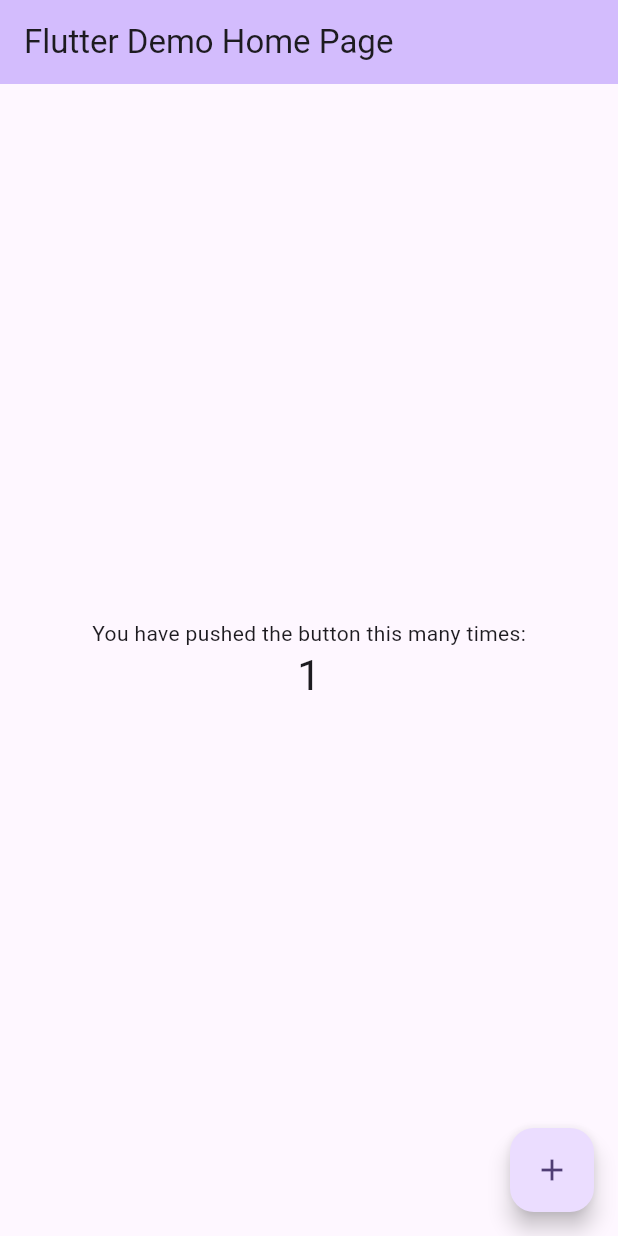
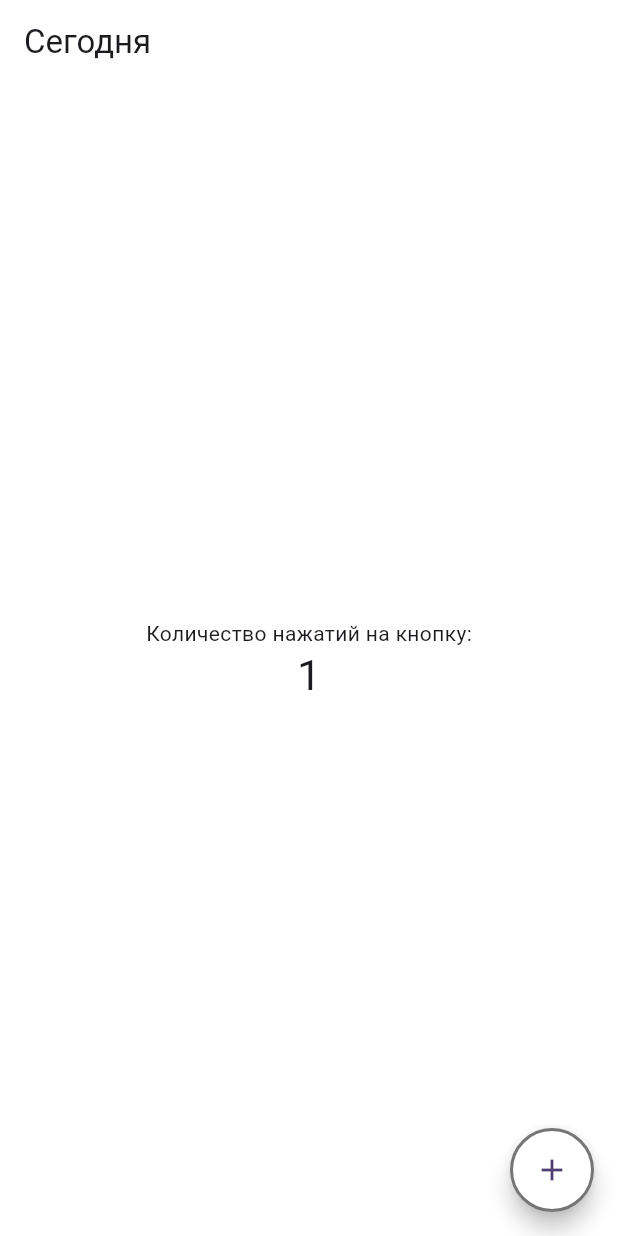
Before and after one commit to MeiirimZh/opulence, a Flutter app: the screen it shows after launch, after a tap on the "add" icon, on a phone screen of 412 x 824 dp. Run offline on Flutter 3.47's test engine with Material 3 defaults, Android fonts, the phone set to English and light mode, and no system bars.

Commit message:
added home_screen.dart

```diff
--- a/lib/main.dart
+++ b/lib/main.dart
@@ -1,4 +1,5 @@
 import 'package:flutter/material.dart';
+import 'screens/home_screen.dart';
 
 void main() {
   runApp(const MyApp());
@@ -7,116 +8,15 @@ void main() {
 class MyApp extends StatelessWidget {
   const MyApp({super.key});
 
-  // This widget is the root of your application.
   @override
   Widget build(BuildContext context) {
     return MaterialApp(
       title: 'Flutter Demo',
       theme: ThemeData(
-        // This is the theme of your application.
-        //
-        // TRY THIS: Try running your application with "flutter run". You'll see
-        // the application has a purple toolbar. Then, without quitting the app,
-        // try changing the seedColor in the colorScheme below to Colors.green
-        // and then invoke "hot reload" (save your changes or press the "hot
-        // reload" button in a Flutter-supported IDE, or press "r" if you used
-        // the command line to start the app).
-        //
-        // Notice that the counter didn't reset back to zero; the application
-        // state is not lost during the reload. To reset the state, use hot
-        // restart instead.
-        //
-        // This works for code too, not just values: Most code changes can be
-        // tested with just a hot reload.
+        scaffoldBackgroundColor: Colors.white,
         colorScheme: ColorScheme.fromSeed(seedColor: Colors.deepPurple),
       ),
-      home: const MyHomePage(title: 'Flutter Demo Home Page'),
+      home: const MyHomePage(title: 'Сегодня'),
     );
   }
 }
-
-class MyHomePage extends StatefulWidget {
-  const MyHomePage({super.key, required this.title});
-
-  // This widget is the home page of your application. It is stateful, meaning
-  // that it has a State object (defined below) that contains fields that affect
-  // how it looks.
-
-  // This class is the configuration for the state. It holds the values (in this
-  // case the title) provided by the parent (in this case the App widget) and
-  // used by the build method of the State. Fields in a Widget subclass are
-  // always marked "final".
-
-  final String title;
-
-  @override
-  State<MyHomePage> createState() => _MyHomePageState();
-}
-
-class _MyHomePageState extends State<MyHomePage> {
-  int _counter = 0;
-
-  void _incrementCounter() {
-    setState(() {
-      // This call to setState tells the Flutter framework that something has
-      // changed in this State, which causes it to rerun the build method below
-      // so that the display can reflect the updated values. If we changed
-      // _counter without calling setState(), then the build method would not be
-      // called again, and so nothing would appear to happen.
-      _counter++;
-    });
-  }
-
-  @override
-  Widget build(BuildContext context) {
-    // This method is rerun every time setState is called, for instance as done
-    // by the _incrementCounter method above.
-    //
-    // The Flutter framework has been optimized to make rerunning build methods
-    // fast, so that you can just rebuild anything that needs updating rather
-    // than having to individually change instances of widgets.
-    return Scaffold(
-      appBar: AppBar(
-        // TRY THIS: Try changing the color here to a specific color (to
-        // Colors.amber, perhaps?) and trigger a hot reload to see the AppBar
-        // change color while the other colors stay the same.
-        backgroundColor: Theme.of(context).colorScheme.inversePrimary,
-        // Here we take the value from the MyHomePage object that was created by
-        // the App.build method, and use it to set our appbar title.
-        title: Text(widget.title),
-      ),
-      body: Center(
-        // Center is a layout widget. It takes a single child and positions it
-        // in the middle of the parent.
-        child: Column(
-          // Column is also a layout widget. It takes a list of children and
-          // arranges them vertically. By default, it sizes itself to fit its
-          // children horizontally, and tries to be as tall as its parent.
-          //
-          // Column has various properties to control how it sizes itself and
-          // how it positions its children. Here we use mainAxisAlignment to
-          // center the children vertically; the main axis here is the vertical
-          // axis because Columns are vertical (the cross axis would be
-          // horizontal).
-          //
-          // TRY THIS: Invoke "debug painting" (choose the "Toggle Debug Paint"
-          // action in the IDE, or press "p" in the console), to see the
-          // wireframe for each widget.
-          mainAxisAlignment: MainAxisAlignment.center,
-          children: <Widget>[
-            const Text('You have pushed the button this many times:'),
-            Text(
-              '$_counter',
-              style: Theme.of(context).textTheme.headlineMedium,
-            ),
-          ],
-        ),
-      ),
-      floatingActionButton: FloatingActionButton(
-        onPressed: _incrementCounter,
-        tooltip: 'Increment',
-        child: const Icon(Icons.add),
-      ), // This trailing comma makes auto-formatting nicer for build methods.
-    );
-  }
-}
--- /dev/null
+++ b/lib/screens/home_screen.dart
@@ -0,0 +1,52 @@
+import 'package:flutter/material.dart';
+
+class MyHomePage extends StatefulWidget {
+  const MyHomePage({super.key, required this.title});
+
+  final String title;
+
+  @override
+  State<MyHomePage> createState() => _MyHomePageState();
+}
+
+class _MyHomePageState extends State<MyHomePage> {
+  int _counter = 0;
+
+  void _incrementCounter() {
+    setState(() {
+      _counter++;
+    });
+  }
+
+  @override
+  Widget build(BuildContext context) {
+    return Scaffold(
+      appBar: AppBar(
+        backgroundColor: Colors.white,
+        title: Text(widget.title),
+      ),
+      body: Center(
+        child: Column(
+          mainAxisAlignment: MainAxisAlignment.center,
+          children: <Widget>[
+            const Text('Количество нажатий на кнопку:'),
+            Text(
+              '$_counter',
+              style: Theme.of(context).textTheme.headlineMedium,
+            ),
+          ],
+        ),
+      ),
+      floatingActionButton: FloatingActionButton(
+        onPressed: _incrementCounter,
+        tooltip: 'Increment',
+        backgroundColor: Colors.white,
+        shape: RoundedRectangleBorder(
+          side: const BorderSide(color: Colors.black54, width: 2),
+          borderRadius: BorderRadius.circular(100),
+        ),
+        child: const Icon(Icons.add),
+      ),
+    );
+  }
+}
```
